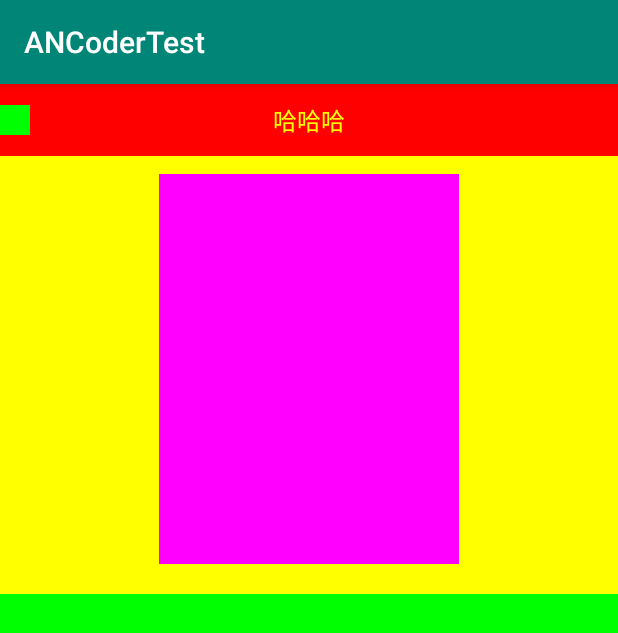
After one commit to meshangqingchen/ANCoderTest, an Android app: the LinkageNestedScrollView screen opened directly, with no data from a screen before it, on a phone screen of 412 x 824 dp. The commit adds this screen. Shown: the top 633 px of the screen. Run offline under Robolectric (Android 15) with nearby library versions, the phone set to English and light mode, and no system bars; our stand-ins replace ButterKnife.

Commit message:
BarLayout联动

```diff
--- /dev/null
+++ b/app/src/main/java/com/example/ancodertest/ScrowViewActivityTest/LinkageNestedScrollView.java
@@ -0,0 +1,53 @@
+package com.example.ancodertest.ScrowViewActivityTest;
+
+import android.support.design.widget.AppBarLayout;
+import android.support.design.widget.TabLayout;
+import android.support.v4.view.ViewPager;
+import android.support.v4.widget.NestedScrollView;
+import android.support.v7.app.AppCompatActivity;
+import android.os.Bundle;
+import android.support.v7.widget.Toolbar;
+import android.widget.FrameLayout;
+import android.widget.ImageView;
+import android.widget.LinearLayout;
+import android.widget.RelativeLayout;
+import android.widget.TextView;
+//import ;
+//import butterknife.OnClick;
+import com.example.ancodertest.R;
+
+public class LinkageNestedScrollView extends AppCompatActivity {
+
+
+//    @BindView(R.id.iv_back)
+//    ImageView mIvBack;
+//    @BindView(R.id.tv_img_title)
+//    TextView mTvImgTitle;
+//    @BindView(R.id.tv_title)
+//    TextView mTvTitle;
+//    @BindView(R.id.rl_content)
+//    RelativeLayout mLlTitle;
+//    @BindView(R.id.ll_layout)
+//    LinearLayout mLayout;
+//    @BindView(R.id.tl_bar)
+//    Toolbar mTlBar;
+//    @BindView(R.id.vp_detail)
+//    ViewPager mPager;
+//    @BindView(R.id.tl_detail)
+//    TabLayout mTabLayout;
+//    @BindView(R.id.abl_layout)
+//    AppBarLayout mBarLayout;
+//    @BindView(R.id.nv_detail)
+//    NestedScrollView mNestedScrollView;
+//    @BindView(R.id.iv_avatars)
+//    ImageView mIvAvatars;
+//    @BindView(R.id.fl_avatars_bg)
+//    FrameLayout mFlAvatarsBg;
+//    @BindView(R.id.fl_content)
+
+    @Override
+    protected void onCreate(Bundle savedInstanceState) {
+        super.onCreate(savedInstanceState);
+        setContentView(R.layout.activity_linkage_nested_scroll_view);
+    }
+}
--- /dev/null
+++ b/app/src/main/res/layout/activity_linkage_nested_scroll_view.xml
@@ -0,0 +1,168 @@
+<?xml version="1.0" encoding="utf-8"?>
+<android.support.constraint.ConstraintLayout xmlns:android="http://schemas.android.com/apk/res/android"
+    xmlns:app="http://schemas.android.com/apk/res-auto"
+    xmlns:tools="http://schemas.android.com/tools"
+    android:layout_width="match_parent"
+    android:layout_height="match_parent"
+    android:orientation="vertical"
+    tools:context=".ScrowViewActivityTest.LinkageNestedScrollView">
+
+    <android.support.v4.widget.NestedScrollView
+        android:id="@+id/nv_detail"
+        android:layout_width="match_parent"
+        android:layout_height="match_parent"
+        android:visibility="visible"
+        android:background="@color/color2"
+        app:layout_behavior="@string/appbar_scrolling_view_behavior">
+
+        <LinearLayout
+            android:layout_width="wrap_content"
+            android:layout_height="wrap_content"
+            android:orientation="vertical">
+
+            <android.support.design.widget.TabLayout
+                android:id="@+id/tl_detail"
+                android:layout_width="match_parent"
+                android:layout_height="wrap_content"
+                android:layout_gravity="bottom"
+                android:minHeight="48dp"
+                android:background="@color/color6"
+                app:tabBackground="@color/color1"
+                app:tabIndicatorColor="@color/color2" />
+
+        </LinearLayout>
+    </android.support.v4.widget.NestedScrollView>
+
+    <android.support.design.widget.AppBarLayout
+        android:id="@+id/abl_layout"
+        android:layout_width="match_parent"
+        android:layout_height="wrap_content"
+        android:background="@color/color4"
+        android:theme="@style/AppTheme.AppBarOverlay">
+        <!--
+        layout_collapseMode="parallax"  滑动改变view的位置 造成视觉差异化
+        layout_collapseMode="pin"  固定child不变
+        -->
+        <android.support.design.widget.CollapsingToolbarLayout
+            android:layout_width="match_parent"
+            android:layout_height="wrap_content"
+            app:layout_scrollFlags="scroll|exitUntilCollapsed"
+            app:titleEnabled="true">
+
+
+            <android.support.v4.widget.NestedScrollView
+                android:layout_width="match_parent"
+                android:layout_height="wrap_content">
+
+                <LinearLayout
+                    android:layout_width="match_parent"
+                    android:layout_height="match_parent"
+                    android:orientation="vertical">
+
+                    <FrameLayout
+                        android:id="@+id/fl_avatars_bg"
+                        android:layout_width="match_parent"
+                        android:layout_height="wrap_content">
+
+                        <ImageView
+                            android:id="@+id/iv_avatars"
+                            android:layout_width="200dp"
+                            android:layout_height="260dp"
+                            android:layout_gravity="center_horizontal"
+                            android:layout_marginBottom="20dp"
+                            android:layout_marginTop="60dp"
+                            android:background="@color/color5"/>
+                    </FrameLayout>
+
+                    <FrameLayout
+                        android:id="@+id/fl_head"
+                        android:layout_width="match_parent"
+                        android:layout_height="wrap_content"/>
+                </LinearLayout>
+
+            </android.support.v4.widget.NestedScrollView>
+
+            <android.support.v7.widget.Toolbar
+                android:id="@+id/tl_bar"
+                android:layout_width="match_parent"
+                android:layout_height="48dp"
+                app:contentInsetLeft="0dp"
+                app:contentInsetStart="0dp"
+                app:layout_collapseMode="pin"
+                app:popupTheme="@style/ThemeOverlay.AppCompat.Light">
+
+                <LinearLayout xmlns:android="http://schemas.android.com/apk/res/android"
+                    android:id="@+id/ll_layout"
+                    android:layout_width="match_parent"
+                    android:layout_height="match_parent"
+                    android:orientation="vertical"
+                    android:background="@color/color1"
+                    >
+
+                    <RelativeLayout
+                        android:id="@+id/rl_content"
+                        android:layout_width="match_parent"
+                        android:layout_height="wrap_content"
+                        android:layout_gravity="top"
+                        android:minHeight="48dp">
+
+                        <ImageView
+                            android:id="@+id/iv_back"
+                            android:layout_width="wrap_content"
+                            android:layout_height="wrap_content"
+                            android:layout_alignParentStart="true"
+                            android:layout_centerVertical="true"
+                            android:padding="10dp"
+                            android:background="@color/color2"/>
+
+
+                        <TextView
+                            android:id="@+id/tv_img_title"
+                            android:layout_width="wrap_content"
+                            android:layout_height="wrap_content"
+                            android:layout_centerInParent="true"
+                            android:layout_gravity="center"
+                            android:drawablePadding="3dp"
+                            android:gravity="center_vertical"
+                            android:text="哈哈哈"
+                            android:textColor="@color/color4"
+                            android:textSize="16sp"/>
+
+
+                        <TextView
+                            android:id="@+id/tv_title"
+                            android:layout_width="wrap_content"
+                            android:layout_height="wrap_content"
+                            android:layout_centerInParent="true"
+                            android:layout_gravity="center"
+                            android:drawablePadding="3dp"
+                            android:gravity="center_vertical"
+                            android:text="lcc"
+                            android:textColor="@color/color2"
+                            android:textSize="16sp"
+                            android:visibility="gone"/>
+
+                        <ImageView
+                            android:id="@+id/iv_share"
+                            android:layout_width="wrap_content"
+                            android:layout_height="wrap_content"
+                            android:layout_alignParentEnd="true"
+                            android:layout_centerVertical="true"
+                            android:layout_marginEnd="10dp"
+                            android:background="@color/color1"/>
+                    </RelativeLayout>
+
+                    <View
+                        android:layout_width="match_parent"
+                        android:layout_height="wrap_content"/>
+                </LinearLayout>
+
+            </android.support.v7.widget.Toolbar>
+
+
+        </android.support.design.widget.CollapsingToolbarLayout>
+
+    </android.support.design.widget.AppBarLayout>
+
+
+</android.support.constraint.ConstraintLayout>
```
Also changed, not shown: app/build.gradle (+23 -0 lines), app/src/main/AndroidManifest.xml (+11 -1 lines), app/src/main/java/com/example/ancodertest/AppBarLayoutTest/AppBarLayoutActivity.java (added, +14 -0 lines), app/src/main/java/com/example/ancodertest/MainClassTypeListModel.java (+9 -1 lines), app/src/main/java/com/example/ancodertest/ScrowViewActivityTest/ScrowViewActivity.java (added, +33 -0 lines), app/src/main/java/com/example/ancodertest/ToolBarTest/ToolBarActivity.java (added, +14 -0 lines), app/src/main/res/layout/activity_app_bar_layout.xml (added, +141 -0 lines), app/src/main/res/layout/activity_scrow_view.xml (added, +82 -0 lines), app/src/main/res/layout/activity_tool_bar.xml (added, +42 -0 lines), app/src/main/res/values/styles.xml (+13 -0 lines).
